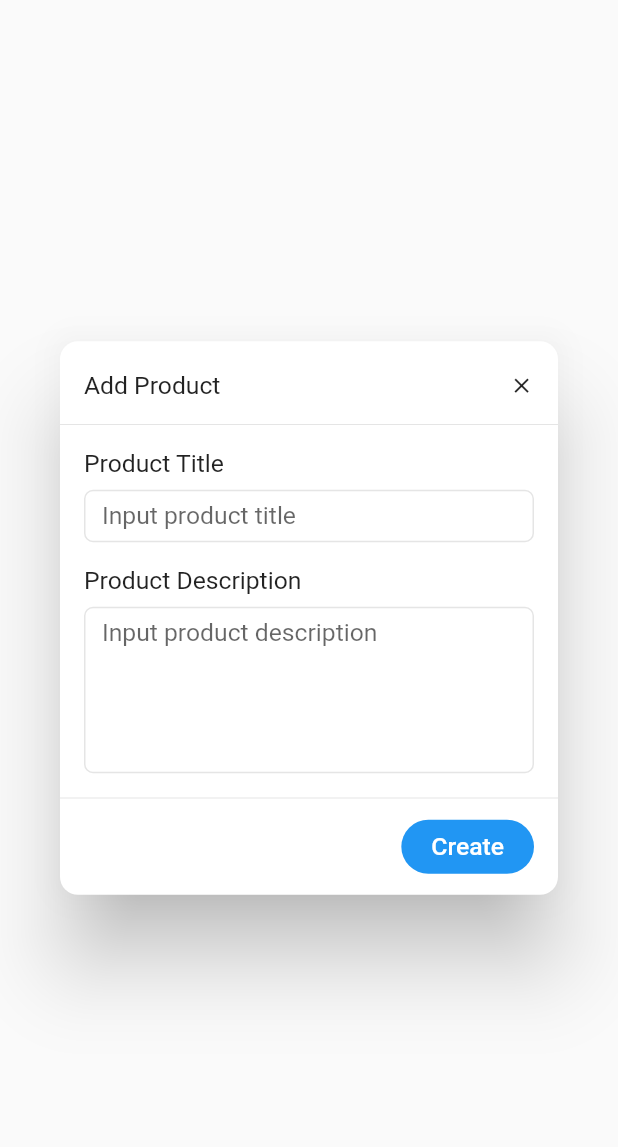
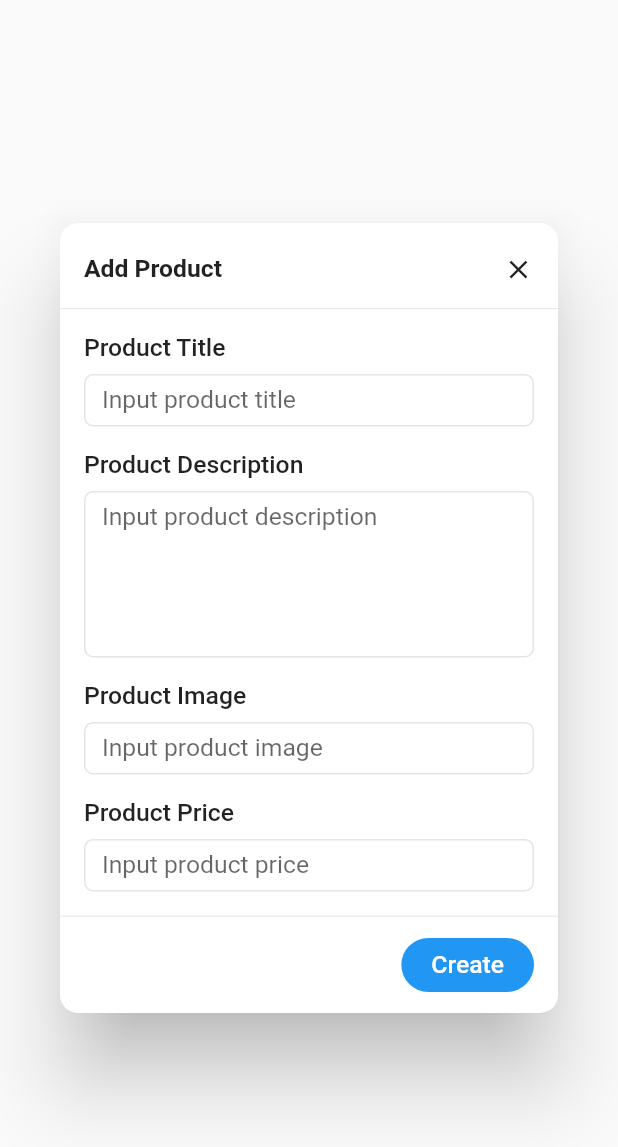
Before and after one commit to babymagnum/geek-garden-test, a Flutter app: the CreateEditProductDialog widget shown alone on an empty page, opened directly, on a phone screen of 412 x 824 dp. Shown: the top 1147 px of the screen. Run offline on Flutter 3.47's test engine with Material 2 defaults, Android fonts, the phone set to English and light mode, and no system bars; our stand-ins replace dartz, get; network calls fail.

Commit message:
feature: 1. add image and price field in create/edit dialog product

```diff
--- a/lib/modules/dashboard/dashboard_view.dart
+++ b/lib/modules/dashboard/dashboard_view.dart
@@ -1,7 +1,7 @@
 import 'package:flutter/material.dart';
 import 'package:geek_garden_test/data/values/enums.dart';
 import 'package:geek_garden_test/modules/dashboard/dashboard_controller.dart';
-import 'package:geek_garden_test/modules/dashboard/widgets/create_edit_product/create_edit_product_dialog.dart';
+import 'package:geek_garden_test/modules/dashboard/views/create_edit_product/create_edit_product_dialog.dart';
 import 'package:geek_garden_test/modules/dashboard/widgets/list_product_item.dart';
 import 'package:get/get.dart';
 
--- a/lib/modules/dashboard/widgets/create_edit_product/create_edit_product_controller.dart
+++ b/lib/modules/dashboard/views/create_edit_product/create_edit_product_controller.dart
@@ -11,18 +11,24 @@ class CreateEditProductController extends GetxController {
     if (product == null) return;
 
     productId = product.id ?? 0;
-    productTitle(product.title ?? '');
-    productDescription(product.description ?? '');
+    productTitle = product.title ?? '';
+    productImage = product.image ?? '';
+    productPrice = product.price ?? 0.0;
+    productDescription = product.description ?? '';
   }
 
-  final productTitle = ''.obs;
-  final productDescription = ''.obs;
+  var productTitle = '';
+  var productDescription = '';
+  var productPrice = 0.0;
+  var productImage = '';
 
   final _dashboardController = Get.find<DashboardController>();
 
   Map<String, String? Function(dynamic)> get validators => {
-    'title': (v) => v.isEmpty ? 'Title kosong*' : null,
-    'description': (v) => v == null || v.isEmpty ? 'Deskripsi kosong*' : null,
+    'title': (v) => v.isEmpty ? "Title can't be empty*" : null,
+    'description': (v) => v == null || v.isEmpty ? "Description can't be empty*" : null,
+    'price': (v) => v == null || v.isEmpty ? "Price can't be empty*" : null,
+    'image': (v) => v == null || v.isEmpty ? "Image can't be empty*" : null,
   };
 
   bool get disable {
@@ -32,11 +38,12 @@ class CreateEditProductController extends GetxController {
   void createProduct() {
     _dashboardController.products.insert(0, ProductModel(
       id: _dashboardController.products.length + 1,
-      title: productTitle.value,
-      description: productDescription.value,
-      price: Random().nextDouble() * 120,
+      title: productTitle,
+      description: productDescription,
+      price: productPrice,
       category: 'Telor',
-      image: 'https://d3eeke16mv0lt7.cloudfront.net/sites/default/files/styles/article_hero_image/public/field/image/testing-trends-world-quality-report.jpg?itok=vUyONZsj',
+      image: productImage,
+      // image: 'https://d3eeke16mv0lt7.cloudfront.net/sites/default/files/styles/article_hero_image/public/field/image/testing-trends-world-quality-report.jpg?itok=vUyONZsj',
       rating: Rating(rate: Random().nextDouble() * 5)
     ));
 
@@ -46,8 +53,10 @@ class CreateEditProductController extends GetxController {
   void editProduct() {
     final selectedProduct = _dashboardController.products.indexWhere((element) => element.id == productId);
     final newItem = _dashboardController.products[selectedProduct];
-    newItem.title = productTitle.value;
-    newItem.description = productDescription.value;
+    newItem.title = productTitle;
+    newItem.description = productDescription;
+    newItem.image = productImage;
+    newItem.price = productPrice;
 
     _dashboardController.products[selectedProduct] = newItem;
     _dashboardController.products.refresh();
--- a/lib/modules/dashboard/widgets/create_edit_product/create_edit_product_dialog.dart
+++ b/lib/modules/dashboard/views/create_edit_product/create_edit_product_dialog.dart
@@ -1,6 +1,6 @@
 import 'package:flutter/material.dart';
 import 'package:geek_garden_test/data/model/response/product_model.dart';
-import 'package:geek_garden_test/modules/dashboard/widgets/create_edit_product/create_edit_product_controller.dart';
+import 'package:geek_garden_test/modules/dashboard/views/create_edit_product/create_edit_product_controller.dart';
 import 'package:geek_garden_test/widgets/custom_textbutton.dart';
 import 'package:geek_garden_test/widgets/custom_textfield.dart';
 import 'package:get/get.dart';
@@ -39,18 +39,18 @@ class CreateEditProductDialog extends StatelessWidget {
                       children: [
                         Row(
                           children: [
-                            Expanded(child: Text(product != null ? 'Edit Product' : 'Add Product', style: TextStyle(fontSize: Get.width * 0.04),)),
+                            Expanded(child: Text(product != null ? 'Edit Product' : 'Add Product', style: TextStyle(fontSize: Get.width * 0.04, fontWeight: FontWeight.bold),)),
                             const SizedBox(width: 10,),
                             GestureDetector(
                               onTap: () => Get.back(),
-                              child: Icon(Icons.close, size: Get.width * 0.04,),
+                              child: Icon(Icons.close, size: Get.width * 0.05,),
                             )
                           ],
                         ).marginSymmetric(horizontal: 16),
                         const SizedBox(height: 16,),
                         const Divider(height: 1, color: Color(0xffE5E5E5),),
                         const SizedBox(height: 16,),
-                        Text('Product Title', style: TextStyle(fontSize: Get.width * 0.04),).marginSymmetric(horizontal: 16),
+                        Text('Product Title', style: TextStyle(fontSize: Get.width * 0.04, fontWeight: FontWeight.w500),).marginSymmetric(horizontal: 16),
                         const SizedBox(height: 8,),
                         CustomTextField(
                           initialValue: product?.title,
@@ -59,12 +59,12 @@ class CreateEditProductDialog extends StatelessWidget {
                           maxLines: 1,
                           hint: 'Input product title',
                           validators: _controller.validators['title'],
-                          onChanged: (value) => _controller.productTitle(value.trim()),
+                          onChanged: (value) => _controller.productTitle = value.trim(),
                           border: OutlineInputBorder(borderRadius: BorderRadius.circular(6), borderSide: const BorderSide(color: Color(0xffE5E5E5))),
                           focusedBorder: OutlineInputBorder(borderRadius: BorderRadius.circular(6), borderSide: BorderSide(color: Theme.of(context).primaryColor)),
                         ).marginSymmetric(horizontal: 16),
                         const SizedBox(height: 16,),
-                        Text('Product Description', style: TextStyle(fontSize: Get.width * 0.04),).marginSymmetric(horizontal: 16),
+                        Text('Product Description', style: TextStyle(fontSize: Get.width * 0.04, fontWeight: FontWeight.w500),).marginSymmetric(horizontal: 16),
                         const SizedBox(height: 8,),
                         CustomTextField(
                           initialValue: product?.description,
@@ -74,7 +74,36 @@ class CreateEditProductDialog extends StatelessWidget {
                           maxLines: 5,
                           textInputType: TextInputType.multiline,
                           validators: _controller.validators['description'],
-                          onChanged: (value) => _controller.productDescription(value.trim()),
+                          onChanged: (value) => _controller.productDescription = value.trim(),
+                          border: OutlineInputBorder(borderRadius: BorderRadius.circular(6), borderSide: const BorderSide(color: Color(0xffE5E5E5))),
+                          focusedBorder: OutlineInputBorder(borderRadius: BorderRadius.circular(6), borderSide: BorderSide(color: Theme.of(context).primaryColor)),
+                        ).marginSymmetric(horizontal: 16),
+                        const SizedBox(height: 16,),
+                        Text('Product Image', style: TextStyle(fontSize: Get.width * 0.04, fontWeight: FontWeight.w500),).marginSymmetric(horizontal: 16),
+                        const SizedBox(height: 8,),
+                        CustomTextField(
+                          initialValue: product?.image,
+                          inputAction: TextInputAction.done,
+                          onEditingComplete: () => FocusScope.of(context).unfocus(),
+                          maxLines: 1,
+                          hint: 'Input product image',
+                          validators: _controller.validators['image'],
+                          onChanged: (value) => _controller.productImage = value.trim(),
+                          border: OutlineInputBorder(borderRadius: BorderRadius.circular(6), borderSide: const BorderSide(color: Color(0xffE5E5E5))),
+                          focusedBorder: OutlineInputBorder(borderRadius: BorderRadius.circular(6), borderSide: BorderSide(color: Theme.of(context).primaryColor)),
+                        ).marginSymmetric(horizontal: 16),
+                        const SizedBox(height: 16,),
+                        Text('Product Price', style: TextStyle(fontSize: Get.width * 0.04, fontWeight: FontWeight.w500),).marginSymmetric(horizontal: 16),
+                        const SizedBox(height: 8,),
+                        CustomTextField(
+                          initialValue: '${product?.price ?? ''}',
+                          inputAction: TextInputAction.done,
+                          onEditingComplete: () => FocusScope.of(context).unfocus(),
+                          maxLines: 1,
+                          textInputType: TextInputType.number,
+                          hint: 'Input product price',
+                          validators: _controller.validators['price'],
+                          onChanged: (value) => _controller.productPrice = double.tryParse(value.trim()) ?? 0.0,
                           border: OutlineInputBorder(borderRadius: BorderRadius.circular(6), borderSide: const BorderSide(color: Color(0xffE5E5E5))),
                           focusedBorder: OutlineInputBorder(borderRadius: BorderRadius.circular(6), borderSide: BorderSide(color: Theme.of(context).primaryColor)),
                         ).marginSymmetric(horizontal: 16),
--- a/lib/modules/dashboard/widgets/list_product_item.dart
+++ b/lib/modules/dashboard/widgets/list_product_item.dart
@@ -38,7 +38,7 @@ class ListProductItem extends StatelessWidget {
                     color: Colors.black.withOpacity(0.4),
                     borderRadius: const BorderRadius.only(bottomRight: Radius.circular(6), topLeft: Radius.circular(6))
                   ),
-                  child: Text('\$ ${'${product.price}'.substring(0, '${product.price}'.length > 6 ? 5 : '${product.price}'.length)}', style: TextStyle(fontSize: Get.width * 0.03, color: Colors.white, fontWeight: FontWeight.w800),),
+                  child: Text('\$ ${'${product.price}'}', style: TextStyle(fontSize: Get.width * 0.03, color: Colors.white, fontWeight: FontWeight.w800),),
                 ),
               )
             ],
```
